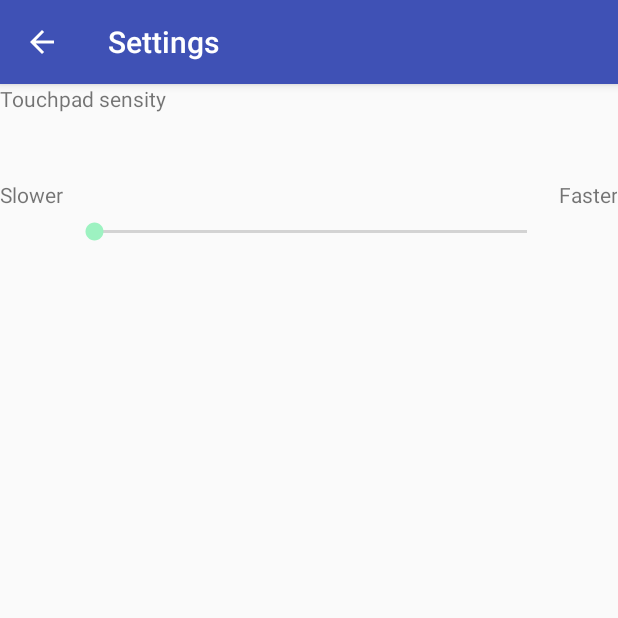
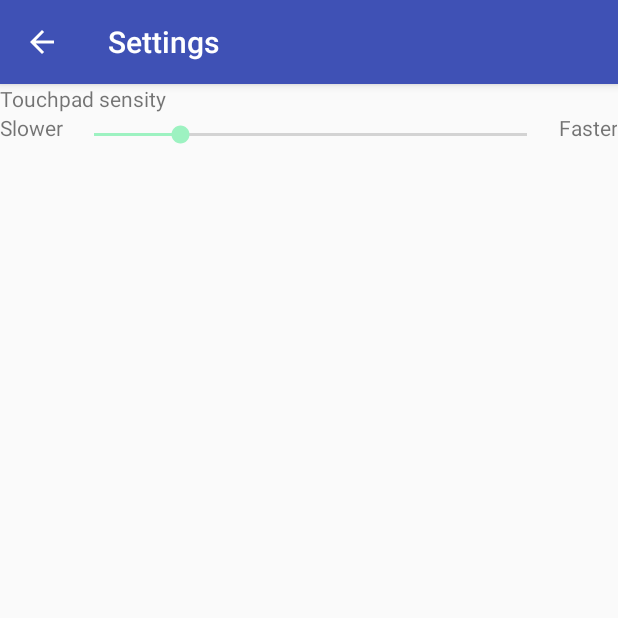
Before and after one commit to JohnJacket/control, an Android app: the screen it shows after launch (SettingsActivity), in the options menu, after a tap on "Settings", on a phone screen of 412 x 824 dp, the top half of it. Run offline under Robolectric (Android 15) with nearby library versions, the phone set to English and light mode, and no system bars.

Commit message:
Added touchpad settings using.

```diff
--- a/client/Android/RemoteControl/app/src/main/java/net/mindwalkers/control/MainActivity.java
+++ b/client/Android/RemoteControl/app/src/main/java/net/mindwalkers/control/MainActivity.java
@@ -60,11 +60,26 @@ public class MainActivity extends AppCompatActivity {
         // as you specify a parent activity in AndroidManifest.xml.
         int id = item.getItemId();
 
-        //noinspection SimplifiableIfStatement
-        if (id == R.id.action_settings) {
-            Intent settingsPage = new Intent(MainActivity.this, SettingsActivity.class);
-            startActivity(settingsPage);
-            return true;
+        switch (id) {
+            case R.id.action_settings: {
+                Intent settingsPage = new Intent(MainActivity.this, SettingsActivity.class);
+                startActivity(settingsPage);
+                break;
+            }
+            case R.id.action_keyboard: {
+                debugTextView.setText("Show keyboard");
+                break;
+            }
+            case R.id.action_mouse: {
+                debugTextView.setText("Show mouse");
+                break;
+            }
+            case R.id.action_power_panel: {
+                debugTextView.setText("Show power panel");
+                break;
+            }
+            default:
+                break;
         }
 
         return super.onOptionsItemSelected(item);
--- a/client/Android/RemoteControl/app/src/main/java/net/mindwalkers/control/SettingsActivity.java
+++ b/client/Android/RemoteControl/app/src/main/java/net/mindwalkers/control/SettingsActivity.java
@@ -1,11 +1,13 @@
 package net.mindwalkers.control;
 
 
+import android.content.SharedPreferences;
 import android.os.Bundle;
 import android.support.v4.app.NavUtils;
 import android.support.v7.app.ActionBar;
 import android.support.v7.app.AppCompatActivity;
 import android.view.MenuItem;
+import android.widget.SeekBar;
 
 public class SettingsActivity extends AppCompatActivity {
 
@@ -25,6 +27,33 @@ public class SettingsActivity extends AppCompatActivity {
         super.onCreate(savedInstanceState);
         setContentView(R.layout.settings);
         setupActionBar();
+
+        SeekBar seekBar = (SeekBar)findViewById(R.id.sensitySeekBar);
+        seekBar.setOnSeekBarChangeListener(new SeekBar.OnSeekBarChangeListener() {
+            @Override
+            public void onProgressChanged(SeekBar seekBar, int progress, boolean fromUser) {
+
+            }
+
+            @Override
+            public void onStartTrackingTouch(SeekBar seekBar) {
+
+            }
+
+            @Override
+            public void onStopTrackingTouch(SeekBar seekBar) {
+                int progress = seekBar.getProgress();
+                SharedPreferences settings = getBaseContext().getSharedPreferences(TouchPad.PREFS_NAME, MODE_PRIVATE);
+                SharedPreferences.Editor editor = settings.edit();
+                editor.putFloat("touchpadSensity", (float)(progress/10));
+                editor.commit();
+            }
+        });
+
+        SharedPreferences settings = getBaseContext().getSharedPreferences(TouchPad.PREFS_NAME, MODE_PRIVATE);
+        float sensity = settings.getFloat("touchpadSensity", 1.0f);
+        int intSensity = ((int)sensity) * 10;
+        seekBar.setProgress(intSensity);
     }
 
     private void setupActionBar() {
--- a/client/Android/RemoteControl/app/src/main/java/net/mindwalkers/control/TouchPad.java
+++ b/client/Android/RemoteControl/app/src/main/java/net/mindwalkers/control/TouchPad.java
@@ -1,6 +1,7 @@
 package net.mindwalkers.control;
 
 import android.content.Context;
+import android.content.SharedPreferences;
 import android.view.GestureDetector;
 import android.view.MotionEvent;
 import android.view.View;
@@ -17,6 +18,8 @@ import java.util.TimerTask;
 import retrofit2.Call;
 import retrofit2.Callback;
 import retrofit2.Response;
+
+import static android.content.Context.MODE_PRIVATE;
 
 public class TouchPad {
     private Context parent;
@@ -41,6 +44,7 @@ public class TouchPad {
     private static final int mouseMoveDelay = 150;
     private static final int mouseMovePeriod = 50;
 
+    public static final String PREFS_NAME = "Touchpad_sensity";
 
     public TouchPad(Context parent, ImageView touchPadObject, TextView debugTextView1, RestClient client) {
         this.parent = parent;
@@ -51,6 +55,9 @@ public class TouchPad {
         isWheelEmulate = false;
 
         this.client = client;
+
+        SharedPreferences settings = parent.getSharedPreferences(PREFS_NAME, MODE_PRIVATE);
+        moveSpeed = settings.getFloat("touchpadSensity", 1.0f);
 
         touchPadObject.setOnTouchListener(new View.OnTouchListener() {
             @Override
--- a/client/Android/RemoteControl/app/src/main/res/layout/settings.xml
+++ b/client/Android/RemoteControl/app/src/main/res/layout/settings.xml
@@ -10,7 +10,7 @@
 
     <LinearLayout
         android:layout_width="match_parent"
-        android:layout_height="@android:dimen/notification_large_icon_height"
+        android:layout_height="wrap_content"
         android:layout_weight="1"
         android:orientation="horizontal">
 
@@ -18,7 +18,7 @@
             android:id="@+id/textView3"
             style="?android:attr/editTextPreferenceStyle"
             android:layout_width="wrap_content"
-            android:layout_height="match_parent"
+            android:layout_height="wrap_content"
             android:layout_weight="1"
             android:text="@string/title_touchpad_sensity_preference" />
 
@@ -26,7 +26,7 @@
 
     <LinearLayout
         android:layout_width="match_parent"
-        android:layout_height="@android:dimen/notification_large_icon_height"
+        android:layout_height="wrap_content"
         android:layout_weight="1"
         android:orientation="horizontal">
 
@@ -34,7 +34,7 @@
             android:id="@+id/textView"
             style="?android:attr/editTextPreferenceStyle"
             android:layout_width="wrap_content"
-            android:layout_height="match_parent"
+            android:layout_height="wrap_content"
             android:layout_weight="1.80"
             android:elegantTextHeight="true"
             android:singleLine="true"
@@ -42,18 +42,20 @@
             android:textAlignment="textStart" />
 
         <SeekBar
-            android:id="@+id/seekBar8"
+            android:id="@+id/sensitySeekBar"
             style="@style/Widget.AppCompat.SeekBar"
             android:layout_width="wrap_content"
-            android:layout_height="match_parent"
+            android:layout_height="wrap_content"
             android:layout_weight="100"
-            android:paddingTop="@dimen/buttons_layout_margin_bottom" />
+            android:max="50"
+            android:paddingTop="@dimen/buttons_layout_margin_bottom"
+            android:progress="10" />
 
         <TextView
             android:id="@+id/textView2"
             style="?android:attr/editTextPreferenceStyle"
             android:layout_width="wrap_content"
-            android:layout_height="match_parent"
+            android:layout_height="wrap_content"
             android:layout_weight="1.80"
             android:phoneNumber="false"
             android:singleLine="true"
```
